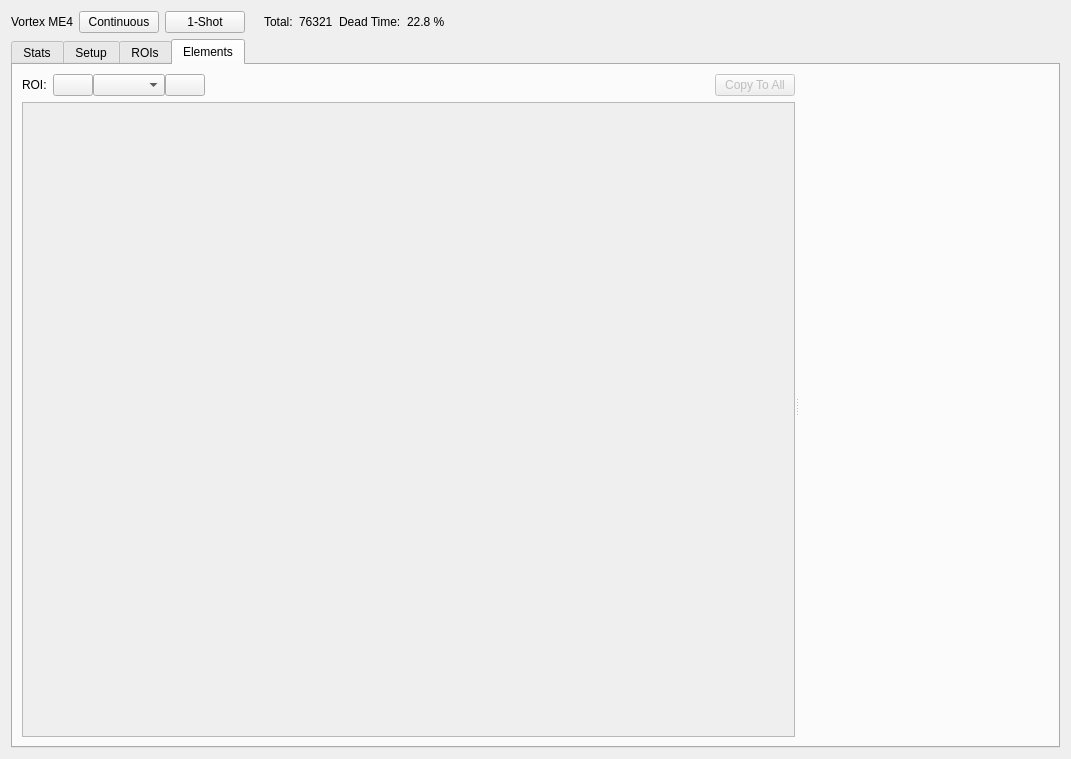
Before: the Qt Designer form firefly/xrf_detector.ui in spc-group/haven, drawn with Qt 5.
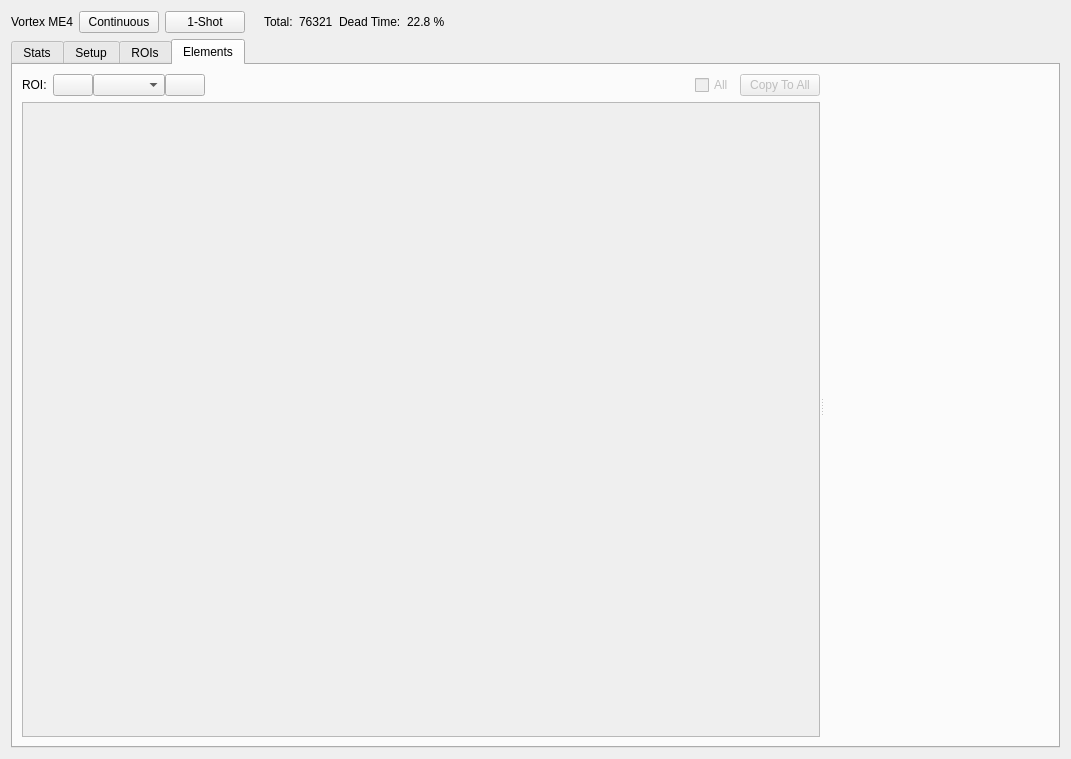
After: the same form once the commit is applied. The open tabs and pages were chosen to show the change. Custom widgets are drawn as their Qt base class.

Commit message: Added a copy-all button to the XRF display MCA tab.

Diff of the .ui file:
```diff
--- a/firefly/xrf_detector.ui
+++ b/firefly/xrf_detector.ui
@@ -940,7 +940,20 @@
                </spacer>
               </item>
               <item>
-               <widget class="QPushButton" name="pushButton_2">
+               <widget class="QCheckBox" name="mca_enableall_checkbox">
+                <property name="enabled">
+                 <bool>false</bool>
+                </property>
+                <property name="text">
+                 <string>All</string>
+                </property>
+                <property name="tristate">
+                 <bool>true</bool>
+                </property>
+               </widget>
+              </item>
+              <item>
+               <widget class="QPushButton" name="mca_copyall_button">
                 <property name="enabled">
                  <bool>false</bool>
                 </property>
```
Left out of the diff: 15 changed lines with no effect on the pictures. The commit also changes 3 other files.
